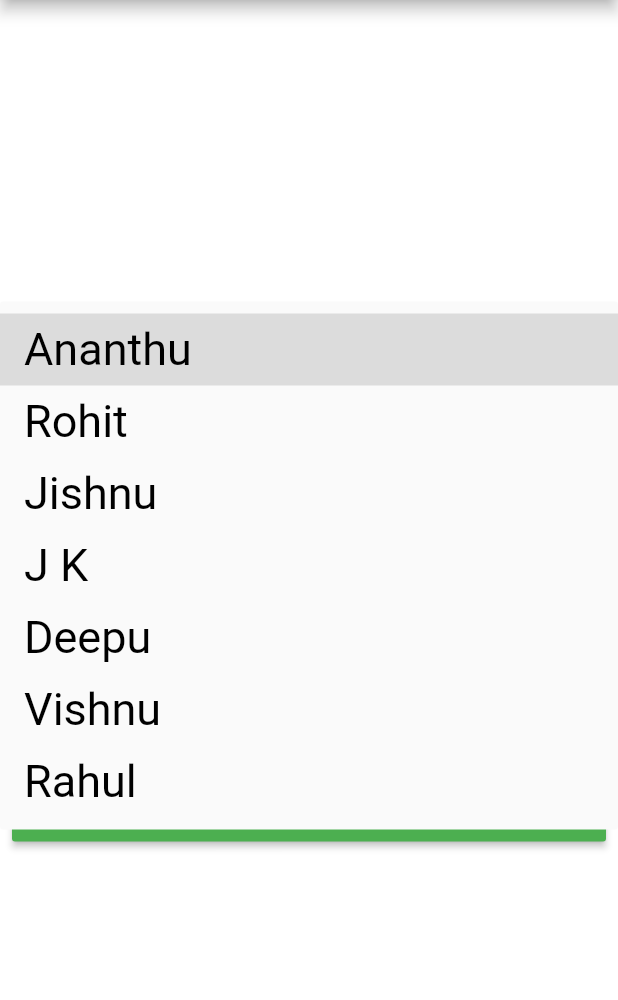
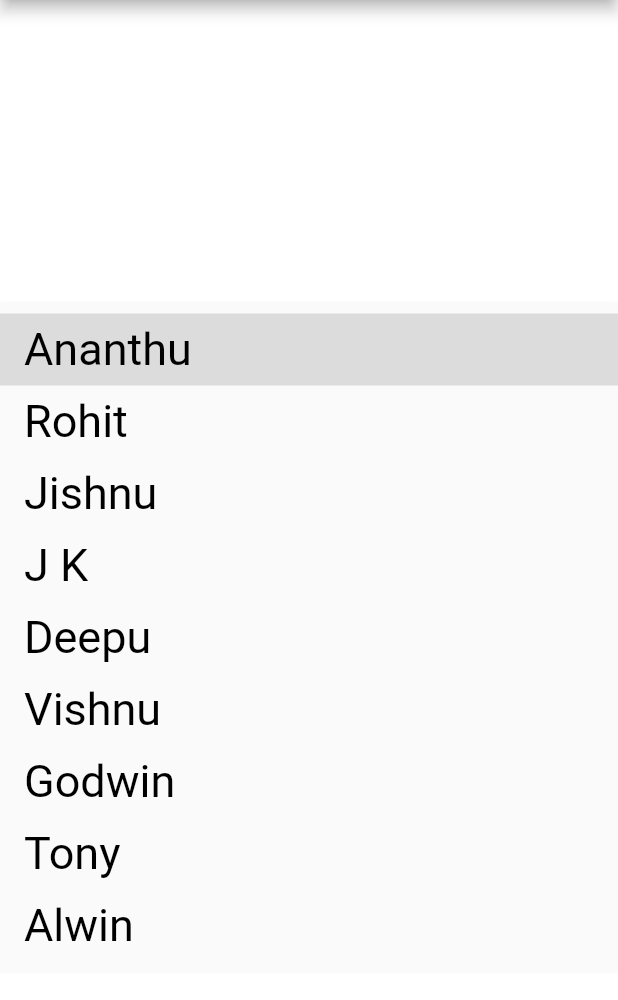
Before and after one commit to AnanthanAn/expense_tracker, a Flutter app: the HomePage screen opened directly, after a tap on "Ananthu", on a phone screen of 412 x 824 dp, the part 84-1084 px from its top. Run offline on Flutter 3.47's test engine with Material 2 defaults, Android fonts, the phone set to English and light mode, and no system bars; our stand-ins replace cloud_firestore, font_awesome_flutter, rflutter_alert, toast; accounts and stored records are empty; statements that could not run were skipped.

Commit message:
file system refactoring

```diff
--- a/lib/constants.dart
+++ b/lib/models/constants.dart
@@ -5,5 +5,7 @@ const List<String> flatMates = [
   'J K',
   'Deepu',
   'Vishnu',
-  'Rahul'
+  'Godwin',
+  'Tony',
+  'Alwin'
 ];
--- a/lib/homepage.dart
+++ b/lib/screens/homepage.dart
@@ -1,7 +1,7 @@
 //import 'package:cloud_firestore/cloud_firestore.dart';
 //import 'package:expense_log/expense_item.dart';
 import 'package:flutter/material.dart';
-import 'constants.dart';
+import '../models/constants.dart';
 import 'package:cloud_firestore/cloud_firestore.dart';
 import 'package:intl/intl.dart';
 import 'package:toast/toast.dart';
--- a/lib/main_page.dart
+++ b/lib/screens/main_page.dart
@@ -1,4 +1,4 @@
-import 'package:expense_tracker/homepage.dart';
+import 'package:expense_tracker/screens/homepage.dart';
 import 'package:flutter/cupertino.dart';
 import 'package:flutter/material.dart';
 import 'package:cloud_firestore/cloud_firestore.dart';
@@ -20,7 +20,7 @@ class _MainPageState extends State<MainPage> {
   }
 
   void getTotal(ammount) {
-    Alert(context: context, title: "Total", desc: "$total").show();
+    Alert(context: context, title: "Total", desc: total.toString()).show();
   }
 
   @override
@@ -51,7 +51,7 @@ class _MainPageState extends State<MainPage> {
                 final date = data.data['date'];
 
                 totalAmount += double.parse(ammount);
-                total = totalAmount.toString();
+                total = totalAmount.toStringAsFixed(2);
                 //print(payee);
                 print(totalAmount);
 
```
